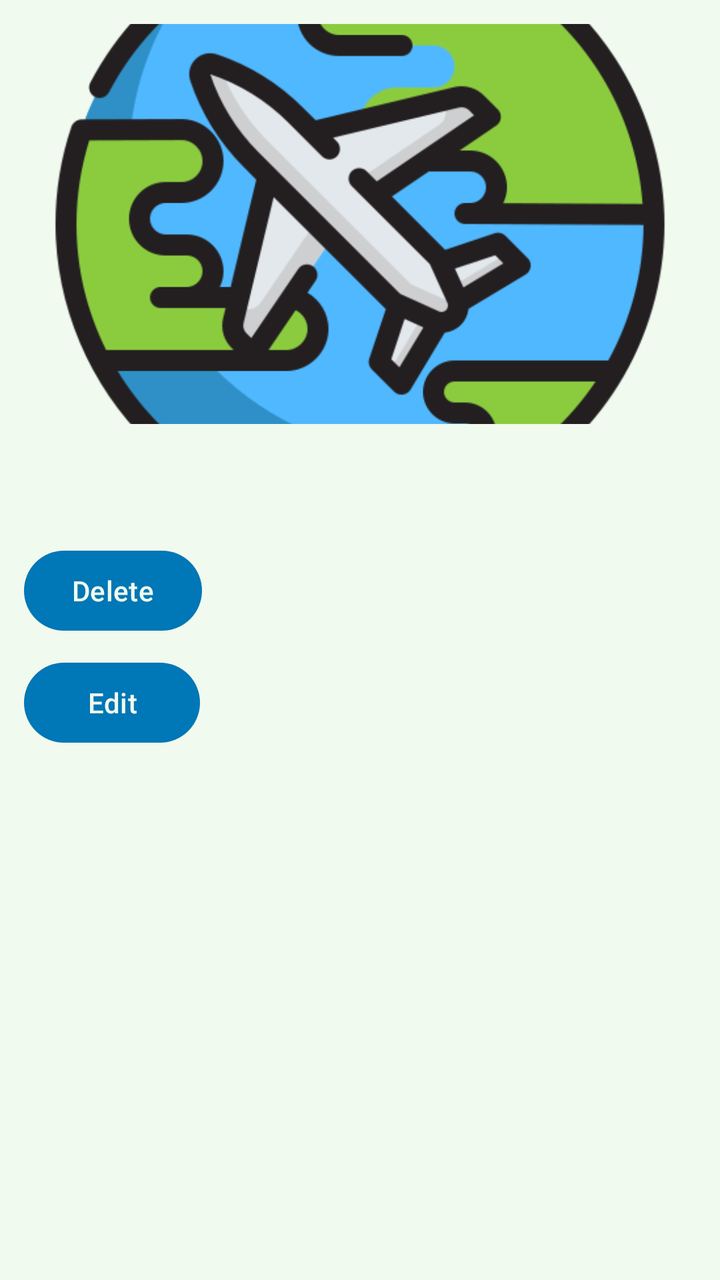
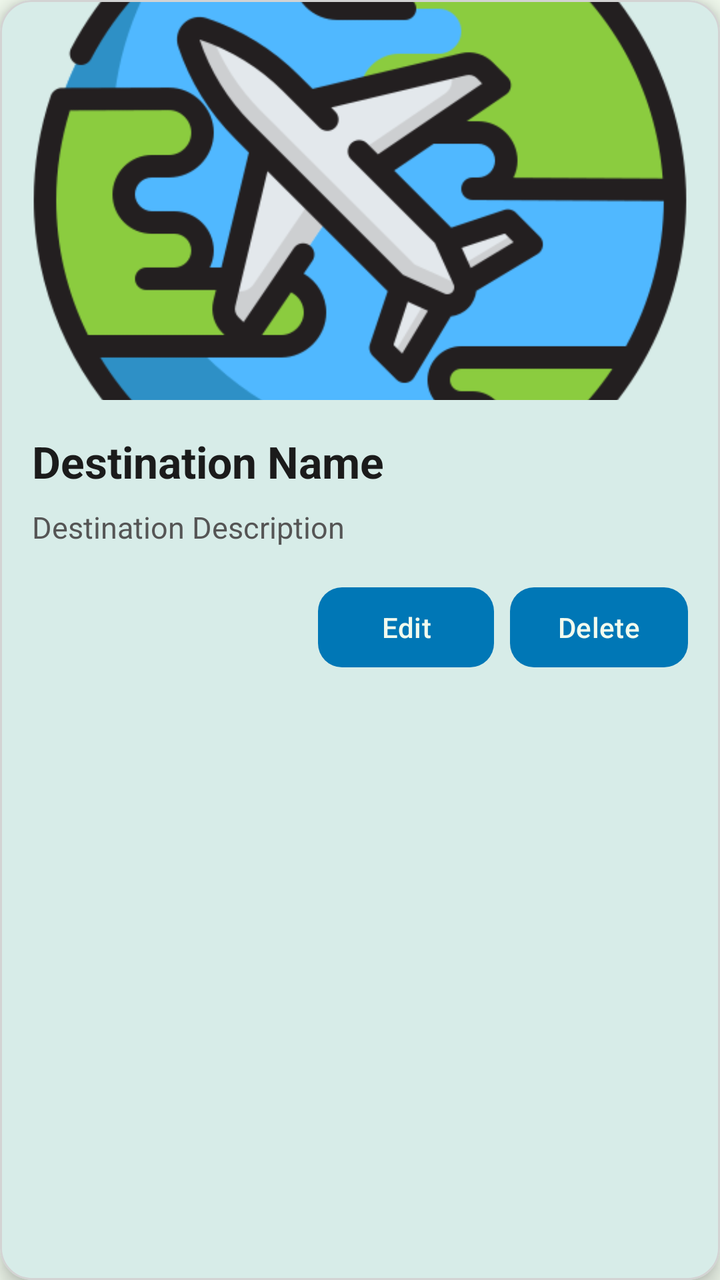

An Android layout rendered at two revisions. The XML below is the earlier revision; the diff shows what the commit changed to produce the second picture.
<!-- AndroidManifest.xml: application theme Theme.WebAppProject -->
<!-- res/layout/destination_card.xml -->
<?xml version="1.0" encoding="utf-8"?>
<LinearLayout xmlns:android="http://schemas.android.com/apk/res/android"
    android:orientation="vertical"
    android:padding="12dp"
    android:layout_width="match_parent"
    android:layout_height="wrap_content">

    <ImageView
        android:id="@+id/cardImage"
        android:layout_width="match_parent"
        android:layout_height="200dp"
        android:scaleType="centerCrop"
        android:src="@drawable/world_icon"
        android:layout_marginBottom="8dp"/>

    <TextView
        android:id="@+id/cardName"
        android:textSize="18sp"
        android:textStyle="bold"
        android:layout_width="wrap_content"
        android:layout_height="wrap_content"/>

    <TextView
        android:id="@+id/cardDescription"
        android:layout_width="wrap_content"
        android:layout_height="wrap_content"/>

    <Button
        android:id="@+id/btnDelete"
        android:layout_width="wrap_content"
        android:layout_height="wrap_content"
        android:text="Delete"
        android:textAllCaps="false"
        android:layout_marginTop="8dp"/>

    <Button
        android:id="@+id/btnEdit"
        android:layout_width="wrap_content"
        android:layout_height="wrap_content"
        android:text="Edit"
        android:textAllCaps="false"
        android:layout_marginTop="8dp"/>

</LinearLayout>
<!-- resources referenced by this layout -->
<resources>
  <!-- drawable world_icon: png bitmap (drawable, 49991 bytes) -->
  <style name="Theme.WebAppProject" parent="Base.Theme.WebAppProject" />
  <style name="Base.Theme.WebAppProject" parent="Theme.Material3.DayNight.NoActionBar">
  
          <item name="colorPrimary">@color/colorPrimary</item>
          <item name="colorPrimaryContainer">@color/colorPrimaryDark</item>
          <item name="colorOnPrimary">@color/backgroundColor</item>
  
          <item name="colorSecondary">@color/colorAccent</item>
          <item name="colorSecondaryContainer">@color/colorAccent</item>
          <item name="colorOnSecondary">@color/textPrimary</item>
  
          <item name="android:windowBackground">@color/backgroundColor</item>
          <item name="colorSurface">@color/backgroundColor</item>
          <item name="colorOnSurface">@color/textPrimary</item>
  
          <item name="android:textColorPrimary">@color/textPrimary</item>
          <item name="android:textColorSecondary">@color/colorPrimaryDark</item>
  
      </style>
  <color name="colorPrimary">#0077B6</color>
  <color name="colorPrimaryDark">#023E8A</color>
  <color name="backgroundColor">#F1FAEE</color>
  <color name="colorAccent">#FFB703</color>
  <color name="textPrimary">#1D3557</color>
</resources>

<!-- the commit's change to res/layout/destination_card.xml (unified diff, before → after) -->
@@ -1,44 +1,81 @@
 <?xml version="1.0" encoding="utf-8"?>
-<LinearLayout xmlns:android="http://schemas.android.com/apk/res/android"
-    android:orientation="vertical"
-    android:padding="12dp"
+<com.google.android.material.card.MaterialCardView
+    xmlns:android="http://schemas.android.com/apk/res/android"
+    xmlns:app="http://schemas.android.com/apk/res-auto"
     android:layout_width="match_parent"
-    android:layout_height="wrap_content">
+    android:layout_height="wrap_content"
+    android:layout_margin="12dp"
+    app:cardCornerRadius="16dp"
+    app:cardElevation="6dp"
+    app:strokeWidth="1dp"
+    app:strokeColor="#D3D3D3">
 
-    <ImageView
-        android:id="@+id/cardImage"
+    <LinearLayout
         android:layout_width="match_parent"
-        android:layout_height="200dp"
-        android:scaleType="centerCrop"
-        android:src="@drawable/world_icon"
-        android:layout_marginBottom="8dp"/>
+        android:layout_height="wrap_content"
+        android:orientation="vertical">
 
-    <TextView
-        android:id="@+id/cardName"
-        android:textSize="18sp"
-        android:textStyle="bold"
-        android:layout_width="wrap_content"
-        android:layout_height="wrap_content"/>
+        
+        <ImageView
+            android:id="@+id/cardImage"
+            android:layout_width="match_parent"
+            android:layout_height="200dp"
+            android:scaleType="centerCrop"
+            android:src="@drawable/world_icon"/>
 
-    <TextView
-        android:id="@+id/cardDescription"
-        android:layout_width="wrap_content"
-        android:layout_height="wrap_content"/>
+        
+        <LinearLayout
+            android:layout_width="match_parent"
+            android:layout_height="wrap_content"
+            android:orientation="vertical"
+            android:padding="16dp">
 
-    <Button
-        android:id="@+id/btnDelete"
-        android:layout_width="wrap_content"
-        android:layout_height="wrap_content"
-        android:text="Delete"
-        android:textAllCaps="false"
-        android:layout_marginTop="8dp"/>
+            
+            <TextView
+                android:id="@+id/cardName"
+                android:layout_width="wrap_content"
+                android:layout_height="wrap_content"
+                android:text="Destination Name"
+                android:textSize="22sp"
+                android:textStyle="bold"
+                android:textColor="#1B1B1B"/>
 
-    <Button
-        android:id="@+id/btnEdit"
-        android:layout_width="wrap_content"
-        android:layout_height="wrap_content"
-        android:text="Edit"
-        android:textAllCaps="false"
-        android:layout_marginTop="8dp"/>
+            
+            <TextView
+                android:id="@+id/cardDescription"
+                android:layout_width="match_parent"
+                android:layout_height="wrap_content"
+                android:layout_marginTop="8dp"
+                android:text="Destination Description"
+                android:textSize="15sp"
+                android:textColor="#555555"/>
 
-</LinearLayout>
+            
+            <LinearLayout
+                android:layout_width="match_parent"
+                android:layout_height="wrap_content"
+                android:layout_marginTop="16dp"
+                android:gravity="end"
+                android:orientation="horizontal">
+
+                <com.google.android.material.button.MaterialButton
+                    android:id="@+id/btnEdit"
+                    android:layout_width="wrap_content"
+                    android:layout_height="wrap_content"
+                    android:text="Edit"
+                    app:cornerRadius="12dp"/>
+
+                <com.google.android.material.button.MaterialButton
+                    android:id="@+id/btnDelete"
+                    android:layout_width="wrap_content"
+                    android:layout_height="wrap_content"
+                    android:layout_marginStart="8dp"
+                    android:text="Delete"
+                    app:cornerRadius="12dp"/>
+            </LinearLayout>
+
+        </LinearLayout>
+
+    </LinearLayout>
+
+</com.google.android.material.card.MaterialCardView>
